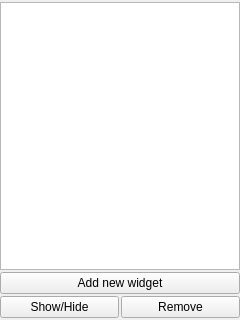
Old version of the form traywidget.ui in the repository FrankMamuda/iconboard.
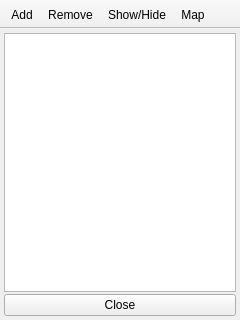
New version of the form. Icons and pictures are not drawn.

The edit to the form file:
```diff
--- a/traywidget.ui
+++ b/traywidget.ui
@@ -1,7 +1,7 @@
 <?xml version="1.0" encoding="UTF-8"?>
 <ui version="4.0">
  <class>TrayWidget</class>
- <widget class="QWidget" name="TrayWidget">
+ <widget class="QMainWindow" name="TrayWidget">
   <property name="geometry">
    <rect>
     <x>0</x>
@@ -17,47 +17,88 @@
    <iconset resource="resources.qrc">
     <normaloff>:/icons/launcher_96</normaloff>:/icons/launcher_96</iconset>
   </property>
-  <layout class="QGridLayout" name="gridLayout">
-   <property name="leftMargin">
-    <number>0</number>
+  <widget class="QWidget" name="centralwidget">
+   <layout class="QGridLayout" name="gridLayout">
+    <property name="leftMargin">
+     <number>4</number>
+    </property>
+    <property name="topMargin">
+     <number>4</number>
+    </property>
+    <property name="rightMargin">
+     <number>4</number>
+    </property>
+    <property name="bottomMargin">
+     <number>4</number>
+    </property>
+    <property name="spacing">
+     <number>2</number>
+    </property>
+    <item row="0" column="0" colspan="2">
+     <widget class="QListView" name="widgetList"/>
+    </item>
+    <item row="1" column="0" colspan="2">
+     <widget class="QPushButton" name="buttonClose">
+      <property name="text">
+       <string>Close</string>
+      </property>
+     </widget>
+    </item>
+   </layout>
+  </widget>
+  <widget class="QToolBar" name="toolBar">
+   <property name="windowTitle">
+    <string>toolBar</string>
    </property>
-   <property name="topMargin">
-    <number>2</number>
+   <property name="movable">
+    <bool>false</bool>
    </property>
-   <property name="rightMargin">
-    <number>0</number>
+   <property name="allowedAreas">
+    <set>Qt::TopToolBarArea</set>
    </property>
-   <property name="bottomMargin">
-    <number>2</number>
+   <property name="iconSize">
+    <size>
+     <width>16</width>
+     <height>16</height>
+    </size>
    </property>
-   <property name="spacing">
-    <number>2</number>
+   <property name="toolButtonStyle">
+    <enum>Qt::ToolButtonTextUnderIcon</enum>
    </property>
-   <item row="2" column="0">
-    <widget class="QPushButton" name="buttonVisibility">
-     <property name="text">
-      <string>Show/Hide</string>
-     </property>
-    </widget>
-   </item>
-   <item row="2" column="1">
-    <widget class="QPushButton" name="buttonRemove">
-     <property name="text">
-      <string>Remove</string>
-     </property>
-    </widget>
-   </item>
-   <item row="1" column="0" colspan="2">
-    <widget class="QPushButton" name="buttonAdd">
-     <property name="text">
-      <string>Add new widget</string>
-     </property>
-    </widget>
-   </item>
-   <item row="0" column="0" colspan="2">
-    <widget class="QListView" name="widgetList"/>
-   </item>
-  </layout>
+   <property name="floatable">
+    <bool>false</bool>
+   </property>
+   <attribute name="toolBarArea">
+    <enum>TopToolBarArea</enum>
+   </attribute>
+   <attribute name="toolBarBreak">
+    <bool>false</bool>
+   </attribute>
+   <addaction name="actionAdd"/>
+   <addaction name="actionRemove"/>
+   <addaction name="actionShow"/>
+   <addaction name="actionMap"/>
+  </widget>
+  <action name="actionAdd">
+   <property name="text">
+    <string>Add</string>
+   </property>
+  </action>
+  <action name="actionRemove">
+   <property name="text">
+    <string>Remove</string>
+   </property>
+  </action>
+  <action name="actionMap">
+   <property name="text">
+    <string>Map</string>
+   </property>
+  </action>
+  <action name="actionShow">
+   <property name="text">
+    <string>Show/Hide</string>
+   </property>
+  </action>
  </widget>
  <resources>
   <include location="resources.qrc"/>
```
